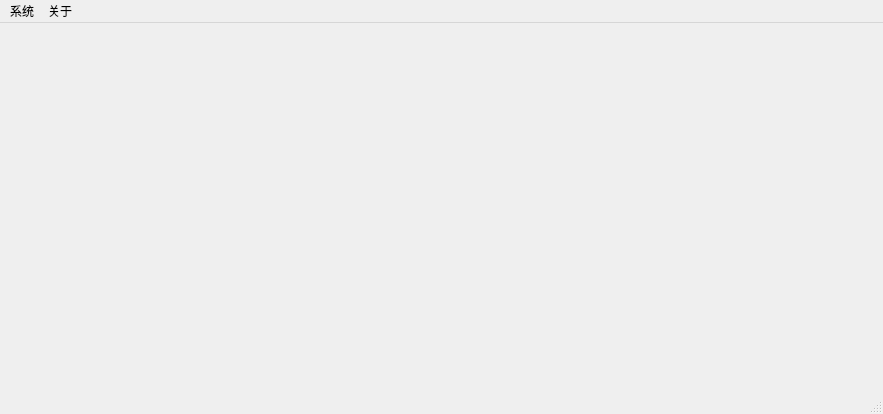
The window that mainwindow.ui (UMARU-xiaomai/Hive_FinalWork) describes before a commit, drawn with Qt 5.
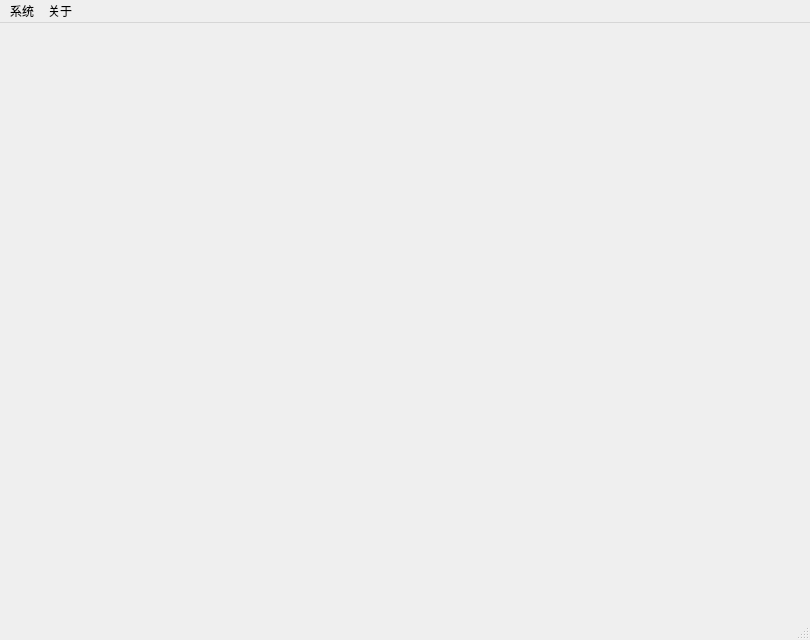
The same window after the commit. Icons and pictures are not drawn.

```diff
--- a/mainwindow.ui
+++ b/mainwindow.ui
@@ -6,8 +6,8 @@
    <rect>
     <x>0</x>
     <y>0</y>
-    <width>883</width>
-    <height>414</height>
+    <width>810</width>
+    <height>640</height>
    </rect>
   </property>
   <property name="sizePolicy">
@@ -19,6 +19,16 @@
   <property name="windowTitle">
    <string>MainWindow</string>
   </property>
+  <property name="windowIcon">
+   <iconset resource="Resources.qrc">
+    <normaloff>:/ui/Resources/hive_logo_icon.png</normaloff>:/ui/Resources/hive_logo_icon.png</iconset>
+  </property>
+  <property name="iconSize">
+   <size>
+    <width>256</width>
+    <height>256</height>
+   </size>
+  </property>
   <widget class="QWidget" name="centralwidget">
    <property name="sizePolicy">
     <sizepolicy hsizetype="Expanding" vsizetype="Expanding">
@@ -37,8 +47,8 @@
     <rect>
      <x>0</x>
      <y>0</y>
-     <width>883</width>
-     <height>17</height>
+     <width>810</width>
+     <height>20</height>
     </rect>
    </property>
    <widget class="QMenu" name="menu">
```
Left out of the diff: 4 changed lines with no effect on the pictures.
